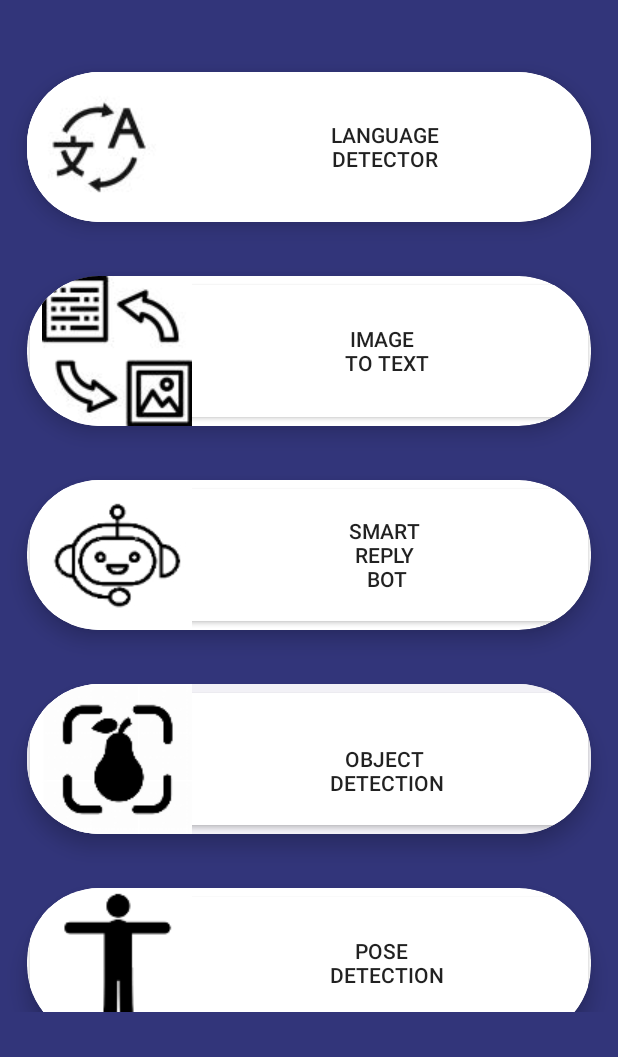
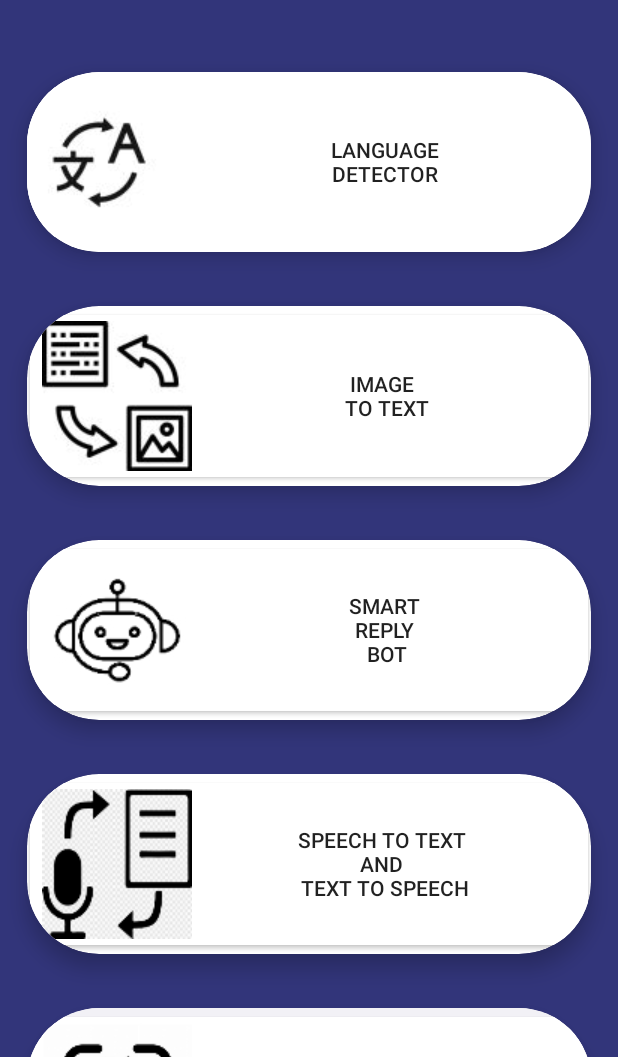
Before and after one commit to Kritika-Manglam/VisionAI, an Android app: the screen it shows after launch (choicePage), on a phone screen of 412 x 824 dp, the part 179-1236 px from its top. Run offline under Robolectric (Android 15) with nearby library versions, the phone set to English and light mode, and no system bars.

Commit message:
Text To Speech and Speech To Text Feature added

```diff
--- a/app/src/main/AndroidManifest.xml
+++ b/app/src/main/AndroidManifest.xml
@@ -21,6 +21,9 @@
         android:supportsRtl="true"
         android:theme="@style/Theme.MyApplication"
         tools:targetApi="31">
+        <activity
+            android:name=".SpeechToText"
+            android:exported="false" />
         <activity
             android:name=".ReplyBot"
             android:exported="true" />
--- a/app/src/main/java/com/example/myapplication/choicePage.kt
+++ b/app/src/main/java/com/example/myapplication/choicePage.kt
@@ -14,6 +14,7 @@ class choicePage : AppCompatActivity() {
     private lateinit var bt3 : Button
     private lateinit var bt4 : Button
     private lateinit var bt5 : Button
+    private lateinit var bt6 : Button
     override fun onCreate(savedInstanceState: Bundle?) {
         super.onCreate(savedInstanceState)
         enableEdgeToEdge()
@@ -47,5 +48,11 @@ class choicePage : AppCompatActivity() {
             val intent= Intent (this ,ReplyBot::class.java )
             startActivity(intent)
         }
+
+        bt6= findViewById(R.id.b6)
+        bt6.setOnClickListener{
+            val intent= Intent (this , SpeechToText::class.java )
+            startActivity(intent)
+        }
     }
 }
--- a/app/src/main/res/layout/activity_choice_page.xml
+++ b/app/src/main/res/layout/activity_choice_page.xml
@@ -24,13 +24,17 @@
         android:textSize="50sp"
         android:textStyle="bold|italic" />
 
+   <ScrollView
+       android:layout_width="match_parent"
+       android:layout_height="match_parent"
+       android:layout_below="@id/textView3"
+       >
     <GridLayout
         android:layout_width="match_parent"
         android:layout_height="match_parent"
         android:layout_below="@id/textView3"
-        android:rowCount="5"
+        android:rowCount="6"
         android:columnCount="1"
-
         android:background="@color/dark_blue"
         android:paddingVertical="30dp"
         >
@@ -56,7 +60,7 @@
                 <Button
                     android:id="@+id/b3"
                     android:layout_width="380dp"
-                    android:layout_height="100dp"
+                    android:layout_height="120dp"
                     android:layout_row="1"
                     android:layout_column="0"
                     android:background="@drawable/btn_gallery"
@@ -91,7 +95,7 @@
                 <Button
                     android:id="@+id/b4"
                     android:layout_width="380dp"
-                    android:layout_height="100dp"
+                    android:layout_height="120dp"
                     android:backgroundTint="@color/white"
                     android:drawableStart="@drawable/imgtotext"
                     android:text="Image \n To text"
@@ -121,7 +125,7 @@
                 <Button
                     android:id="@+id/b5"
                     android:layout_width="380dp"
-                    android:layout_height="100dp"
+                    android:layout_height="120dp"
                     android:backgroundTint="@color/white"
                     android:drawableStart="@drawable/replybot"
                     android:text="Smart\nReply\n Bot"
@@ -134,7 +138,41 @@
             android:layout_width="wrap_content"
             android:layout_height="wrap_content"
             app:layout_column="0"
-            app:layout_row="3"
+            app:layout_row="0"
+            app:layout_gravity="fill"
+            app:layout_rowWeight="1"
+            app:layout_columnWeight="1"
+            app:cardCornerRadius="48dp"
+            android:background="@color/dark_blue"
+            android:layout_margin="18dp"
+            app:cardElevation="8dp">
+            <LinearLayout
+                android:layout_width="wrap_content"
+                android:layout_height="wrap_content"
+                android:orientation="vertical"
+                android:gravity="center"
+                app:layout_gravity="center_vertical|center_horizontal">
+                <Button
+                    android:id="@+id/b6"
+                    android:layout_width="380dp"
+                    android:layout_height="120dp"
+                    android:layout_row="3"
+                    android:layout_column="0"
+                    android:backgroundTint="@color/white"
+                    android:text="Speech To Text \nAnd \nText To Speech"
+                    android:drawableStart="@drawable/text_to_speech"
+                    android:textAlignment="center"
+                    android:textColorLink="#F7FFFFFF" />
+            </LinearLayout>
+
+        </androidx.cardview.widget.CardView>
+
+
+        <androidx.cardview.widget.CardView
+            android:layout_width="wrap_content"
+            android:layout_height="wrap_content"
+            app:layout_column="0"
+            app:layout_row="4"
             app:layout_gravity="fill"
             app:layout_rowWeight="1"
             app:layout_columnWeight="1"
@@ -152,7 +190,7 @@
                 <Button
                     android:id="@+id/b1"
                     android:layout_width="380dp"
-                    android:layout_height="100dp"
+                    android:layout_height="120dp"
                     android:drawableStart="@drawable/objdet"
                     android:backgroundTint="@color/white"
                     android:text=" \n Object \n Detection"
@@ -165,7 +203,7 @@
             android:layout_width="wrap_content"
             android:layout_height="wrap_content"
             app:layout_column="0"
-            app:layout_row="4"
+            app:layout_row="5"
             app:layout_gravity="fill"
             app:layout_rowWeight="1"
             app:layout_columnWeight="1"
@@ -182,7 +220,7 @@
                 <Button
                     android:id="@+id/b2"
                     android:layout_width="380dp"
-                    android:layout_height="100dp"
+                    android:layout_height="120dp"
                     android:backgroundTint="@color/white"
                     android:drawableStart="@drawable/pose"
                     android:text="Pose \n Detection"
@@ -194,5 +232,6 @@
 
 
     </GridLayout>
+   </ScrollView>
 
     </RelativeLayout>
```
Also changed, not shown: app/src/main/java/com/example/myapplication/SpeechToText.kt (added, +100 -0 lines), app/src/main/res/layout/activity_speech_to_text.xml (added, +53 -0 lines), app/src/main/res/drawable/text_to_speech.png (added).
